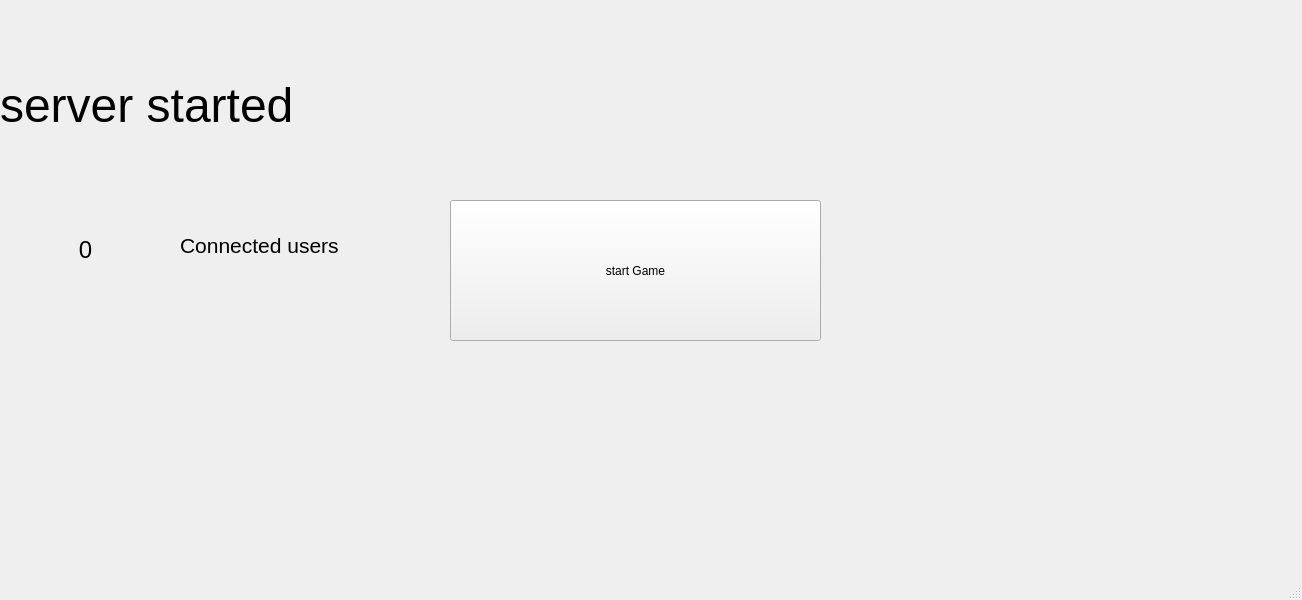
The window that mainwindow.ui (ciszekxd/SK2ProjectKahoot) describes before a commit, drawn with Qt 5.
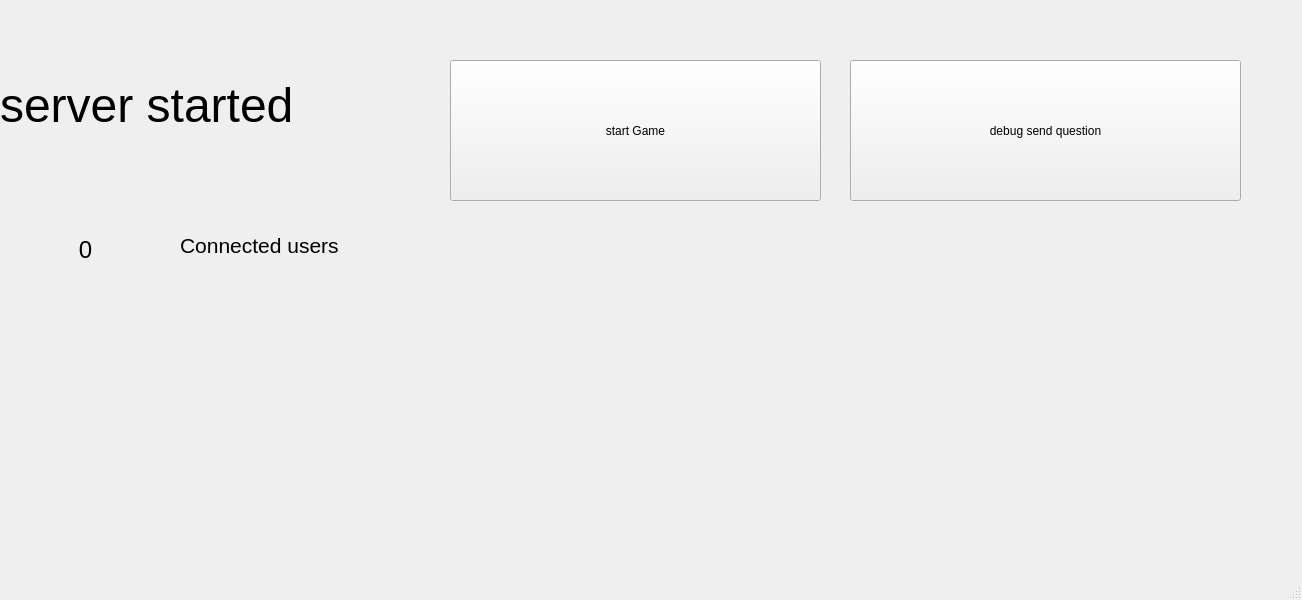
The same window after the commit.

Commit message: add questions processing and displaying

```diff
--- a/mainwindow.ui
+++ b/mainwindow.ui
@@ -152,7 +152,7 @@
       <property name="geometry">
        <rect>
         <x>450</x>
-        <y>200</y>
+        <y>60</y>
         <width>371</width>
         <height>141</height>
        </rect>
@@ -161,6 +161,32 @@
        <string>start Game</string>
       </property>
      </widget>
+     <widget class="QPushButton" name="debugSendQuestion">
+      <property name="geometry">
+       <rect>
+        <x>850</x>
+        <y>60</y>
+        <width>391</width>
+        <height>141</height>
+       </rect>
+      </property>
+      <property name="text">
+       <string>debug send question</string>
+      </property>
+     </widget>
+     <widget class="QLabel" name="players">
+      <property name="geometry">
+       <rect>
+        <x>50</x>
+        <y>320</y>
+        <width>481</width>
+        <height>181</height>
+       </rect>
+      </property>
+      <property name="text">
+       <string/>
+      </property>
+     </widget>
     </widget>
     <widget class="QWidget" name="gamerPage">
      <widget class="QPushButton" name="Answer1">
```
Left out of the diff: 13 changed lines with no effect on the pictures. The commit also changes 18 other files.
